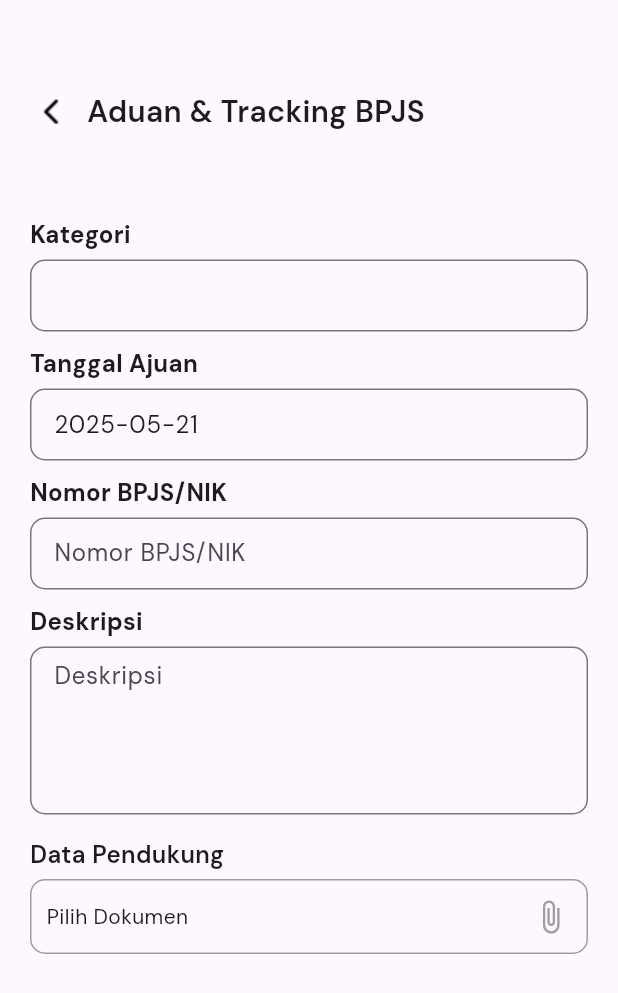
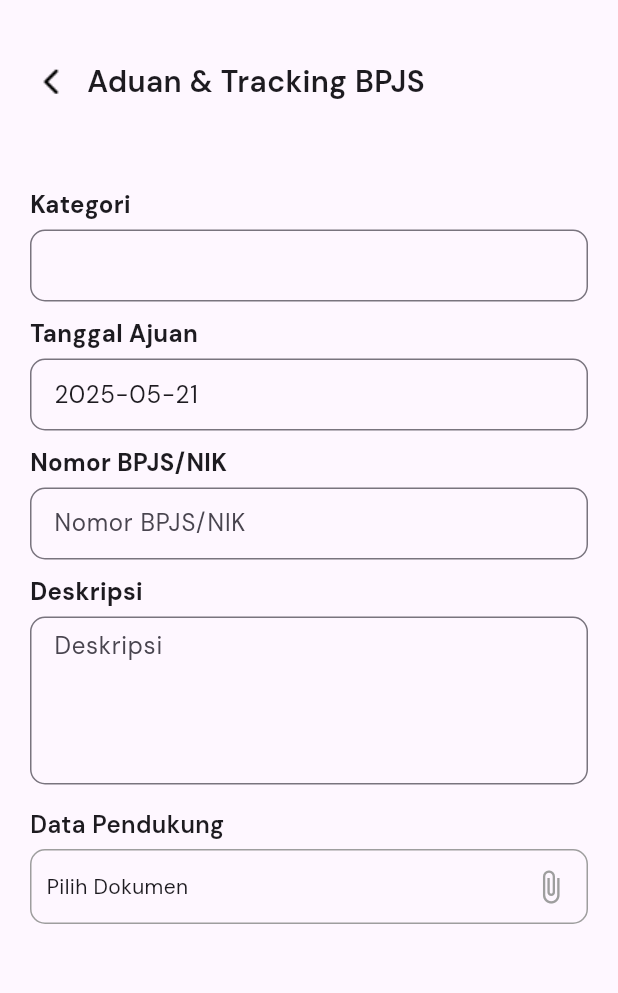
Before and after one commit to ssscholastica/e-Tuntas, a Flutter app: the AduanFormPage screen opened directly with empty values, on a phone screen of 412 x 824 dp. Shown: the top 993 px of the screen. Run offline on Flutter 3.47's test engine with Material 3 defaults, Android fonts, the light colour scheme and no system bars; our stand-ins replace badges, dio, dropdown_search, file_picker, google_fonts, open_file and 2 more; accounts and stored records are empty.

Commit message:
minor revisi pt 2

```diff
--- a/lib/admin/admin-BPJSform.dart
+++ b/lib/admin/admin-BPJSform.dart
@@ -1,4 +1,6 @@
+import 'dart:async';
 import 'dart:convert';
+import 'dart:core';
 
 import 'package:dio/dio.dart';
 import 'package:etuntas/network/globals.dart';
--- a/lib/bpjs/form-aduan.dart
+++ b/lib/bpjs/form-aduan.dart
@@ -400,14 +400,16 @@
   @override
   Widget build(BuildContext context) {
     return Scaffold(
-      body: Stack(
+      resizeToAvoidBottomInset: true,
+      body: SafeArea(
+        child: Stack(
           children: [
             Padding(
               padding: const EdgeInsets.symmetric(horizontal: 20),
               child: Column(
                 children: [
                   Container(
-                  margin: const EdgeInsets.only(top: 60),
+                    margin: const EdgeInsets.only(top: 40),
                     child: Row(
                       children: [
                         InkWell(
@@ -466,7 +468,8 @@
                               controller: controllers["Deskripsi"]!,
                               maxLines: 4,
                             ),
-                          uploadDokumen("Data Pendukung", (File? selectedFile) {
+                            uploadDokumen("Data Pendukung",
+                                (File? selectedFile) {
                               setState(() {
                                 _selectedFile = selectedFile;
                                 _filePath = selectedFile?.path.split('/').last;
@@ -481,8 +484,8 @@
                                   onPressed: submitForm,
                                   style: ElevatedButton.styleFrom(
                                     backgroundColor: const Color(0xFF2F2F9D),
-                                  padding:
-                                      const EdgeInsets.symmetric(vertical: 15),
+                                    padding: const EdgeInsets.symmetric(
+                                        vertical: 15),
                                     shape: RoundedRectangleBorder(
                                       borderRadius: BorderRadius.circular(10),
                                     ),
@@ -507,6 +510,7 @@
             if (isLoading) LoadingWidget(isLoading: isLoading)
           ],
         ),
+      ),
     );
   }
 }
--- a/lib/network/globals.dart
+++ b/lib/network/globals.dart
@@ -1,6 +1,5 @@
 import 'package:flutter/material.dart';
 import 'package:shared_preferences/shared_preferences.dart';
-const String baseURL = 'http://192.168.100.12:8000/api/';
 const String baseURLStorage = 'http://192.168.100.12:8000/';
 const String baseURL = 'http://10.0.2.2:8000/api/';
 
--- a/lib/pertanyaan-umum/pertanyaan-umum.dart
+++ b/lib/pertanyaan-umum/pertanyaan-umum.dart
@@ -33,7 +33,7 @@
             child: Container(
               margin: const EdgeInsets.only(bottom: 15),
               width: MediaQuery.of(context).size.width * 0.88,
-              height: MediaQuery.of(context).size.height * 0.099,
+              height: MediaQuery.of(context).size.height * 0.12,
               padding: const EdgeInsets.symmetric(vertical: 10, horizontal: 15),
               decoration: BoxDecoration(
                 color: Colors.white,
```
Also changed, not shown: lib/bpjs/cekAduanBPJS.dart (+15 -2 lines), lib/cek-status-pengajuan/trackingAwal.dart (+1 -9 lines), lib/profile/profile.dart (+14 -7 lines). Lines whose indentation alone changed are shown as unchanged.
